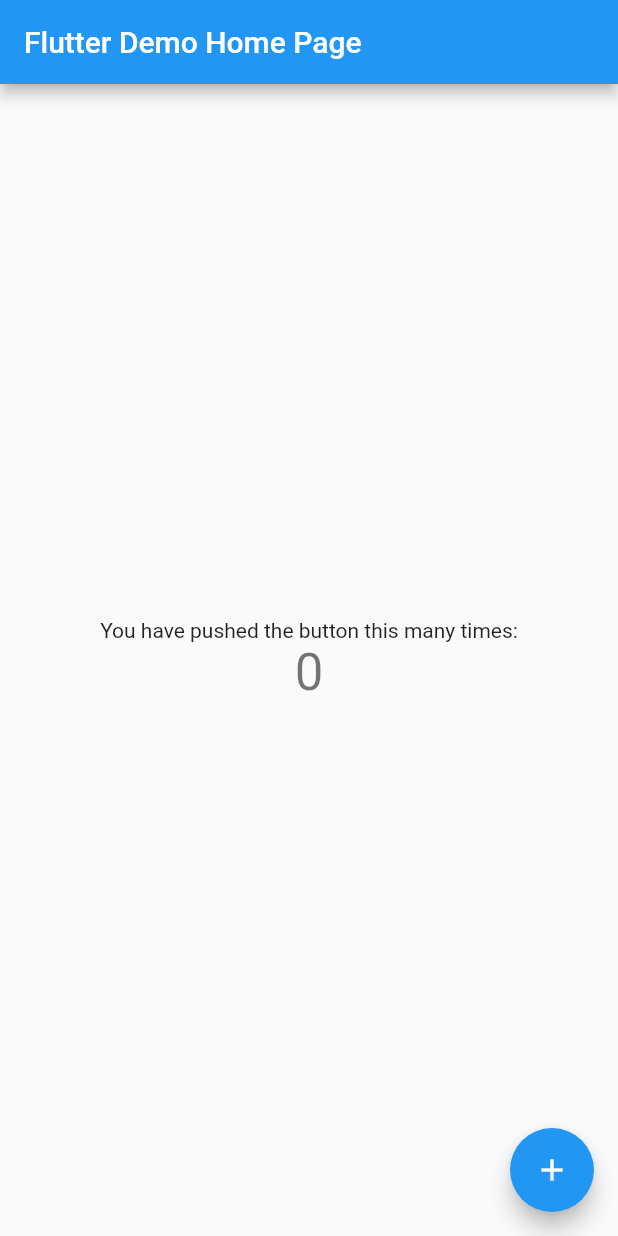
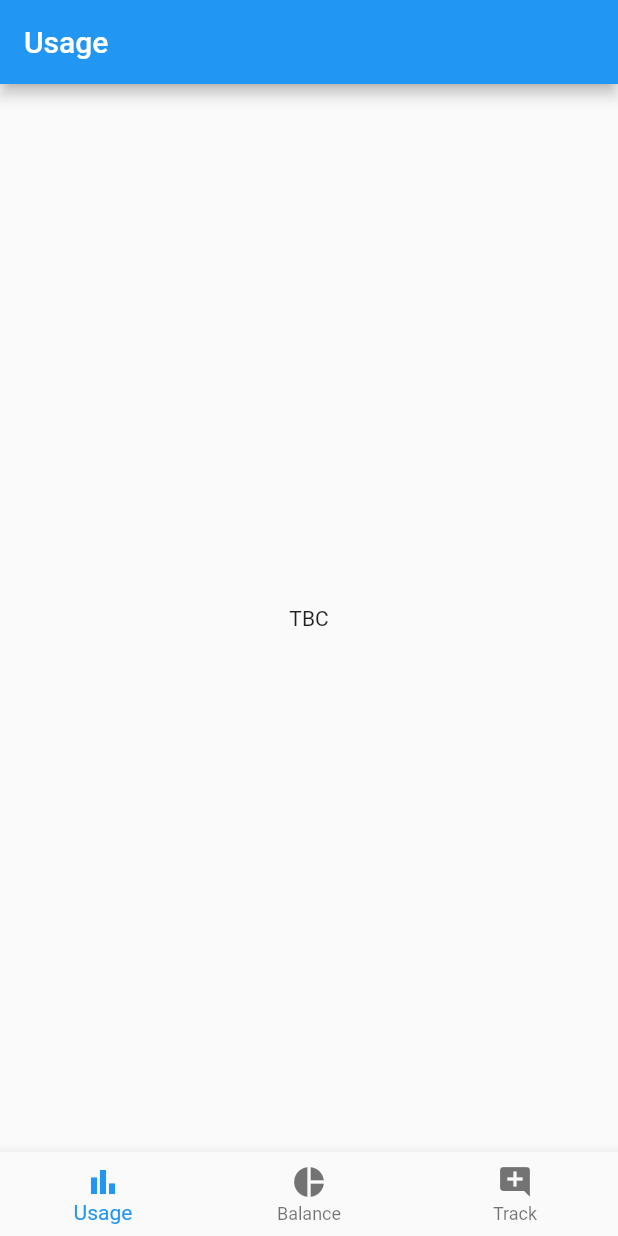
Before and after one commit to peculiaxyz/wasser, a Flutter app: the screen it shows after launch, on a phone screen of 412 x 824 dp. Run offline on Flutter 3.47's test engine with Material 2 defaults, Android fonts, the phone set to English and light mode, and no system bars.

Commit message:
add home screen

```diff
--- a/lib/main.dart
+++ b/lib/main.dart
@@ -1,10 +1,11 @@
 import 'package:flutter/material.dart';
+import 'package:wasser/screens/screens.dart';
 
 void main() {
-  runApp(MyApp());
+  runApp(WasserApp());
 }
 
-class MyApp extends StatelessWidget {
+class WasserApp extends StatelessWidget {
   // This widget is the root of your application.
   @override
   Widget build(BuildContext context) {
@@ -22,92 +23,7 @@
         // is not restarted.
         primarySwatch: Colors.blue,
       ),
-      home: MyHomePage(title: 'Flutter Demo Home Page'),
+      home: UsageSummaryScreen(),
     );
   }
 }
-
-class MyHomePage extends StatefulWidget {
-  MyHomePage({Key key, this.title}) : super(key: key);
-
-  // This widget is the home page of your application. It is stateful, meaning
-  // that it has a State object (defined below) that contains fields that affect
-  // how it looks.
-
-  // This class is the configuration for the state. It holds the values (in this
-  // case the title) provided by the parent (in this case the App widget) and
-  // used by the build method of the State. Fields in a Widget subclass are
-  // always marked "final".
-
-  final String title;
-
-  @override
-  _MyHomePageState createState() => _MyHomePageState();
-}
-
-class _MyHomePageState extends State<MyHomePage> {
-  int _counter = 0;
-
-  void _incrementCounter() {
-    setState(() {
-      // This call to setState tells the Flutter framework that something has
-      // changed in this State, which causes it to rerun the build method below
-      // so that the display can reflect the updated values. If we changed
-      // _counter without calling setState(), then the build method would not be
-      // called again, and so nothing would appear to happen.
-      _counter++;
-    });
-  }
-
-  @override
-  Widget build(BuildContext context) {
-    // This method is rerun every time setState is called, for instance as done
-    // by the _incrementCounter method above.
-    //
-    // The Flutter framework has been optimized to make rerunning build methods
-    // fast, so that you can just rebuild anything that needs updating rather
-    // than having to individually change instances of widgets.
-    return Scaffold(
-      appBar: AppBar(
-        // Here we take the value from the MyHomePage object that was created by
-        // the App.build method, and use it to set our appbar title.
-        title: Text(widget.title),
-      ),
-      body: Center(
-        // Center is a layout widget. It takes a single child and positions it
-        // in the middle of the parent.
-        child: Column(
-          // Column is also a layout widget. It takes a list of children and
-          // arranges them vertically. By default, it sizes itself to fit its
-          // children horizontally, and tries to be as tall as its parent.
-          //
-          // Invoke "debug painting" (press "p" in the console, choose the
-          // "Toggle Debug Paint" action from the Flutter Inspector in Android
-          // Studio, or the "Toggle Debug Paint" command in Visual Studio Code)
-          // to see the wireframe for each widget.
-          //
-          // Column has various properties to control how it sizes itself and
-          // how it positions its children. Here we use mainAxisAlignment to
-          // center the children vertically; the main axis here is the vertical
-          // axis because Columns are vertical (the cross axis would be
-          // horizontal).
-          mainAxisAlignment: MainAxisAlignment.center,
-          children: <Widget>[
-            Text(
-              'You have pushed the button this many times:',
-            ),
-            Text(
-              '$_counter',
-              style: Theme.of(context).textTheme.headline4,
-            ),
-          ],
-        ),
-      ),
-      floatingActionButton: FloatingActionButton(
-        onPressed: _incrementCounter,
-        tooltip: 'Increment',
-        child: Icon(Icons.add),
-      ), // This trailing comma makes auto-formatting nicer for build methods.
-    );
-  }
-}
--- /dev/null
+++ b/lib/screens/screens.dart
@@ -0,0 +1 @@
+export 'usage_summary.screen.dart';
--- /dev/null
+++ b/lib/screens/usage_summary.screen.dart
@@ -0,0 +1,19 @@
+import 'package:flutter/material.dart';
+import 'package:wasser/widgets/widgets.dart';
+
+class UsageSummaryScreen extends StatelessWidget {
+  @override
+  Widget build(BuildContext context) {
+    return Scaffold(
+      appBar: AppBar(
+        title: Text("Usage"),
+      ),
+      body: Center(
+        child: Text("TBC"),
+      ),
+      bottomNavigationBar: BottomNavigationBar(
+        items: WasserWidgets.BottomNavBarItems,
+      ),
+    );
+  }
+}
--- /dev/null
+++ b/lib/widgets/common.widgets.dart
@@ -0,0 +1,18 @@
+import 'package:flutter/material.dart';
+
+class WasserWidgets {
+  static const BottomNavBarItems = <BottomNavigationBarItem>[
+    BottomNavigationBarItem(
+      icon: const Icon(Icons.bar_chart),
+      label: "Usage",
+    ),
+    BottomNavigationBarItem(
+      icon: const Icon(Icons.pie_chart),
+      label: "Balance",
+    ),
+    BottomNavigationBarItem(
+      icon: const Icon(Icons.add_comment),
+      label: "Track",
+    )
+  ];
+}
--- /dev/null
+++ b/lib/widgets/widgets.dart
@@ -0,0 +1 @@
+export 'common.widgets.dart';
```
Also changed, not shown: 1 other file.
